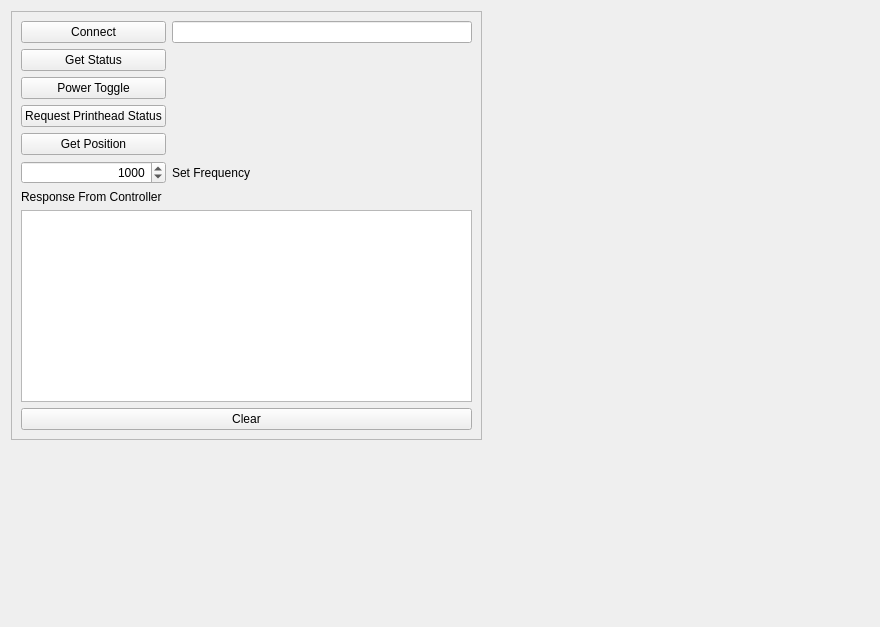
Before: the Qt Designer form src/ui/mjprintheadwidget.ui in BYUCreateResearchLab/CREATE_LAB_Binder_Jet_Printer, drawn with Qt 5.
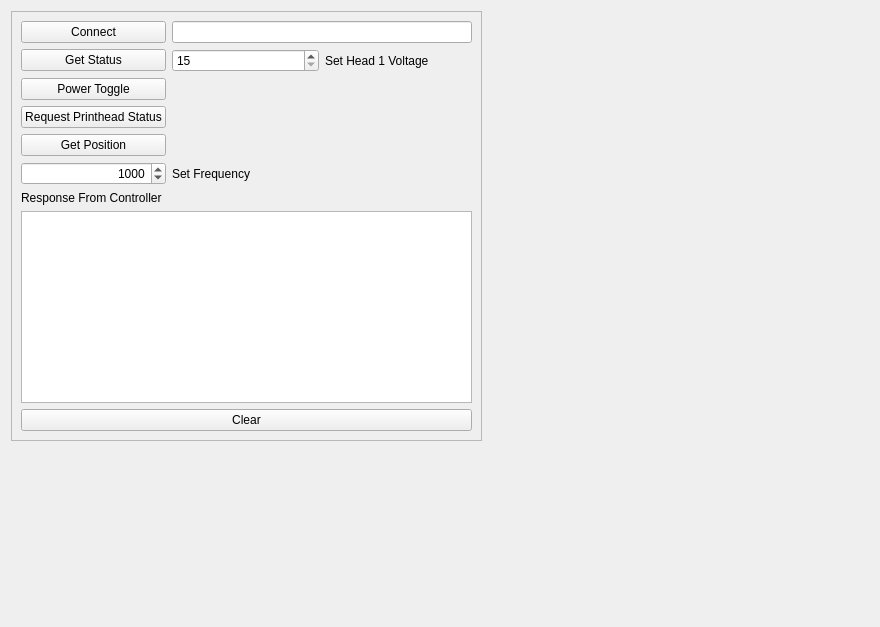
After: the same form once the commit is applied.

Commit message: Head 1 Voltage Spin Box Added

Diff of the .ui file:
```diff
--- a/src/ui/mjprintheadwidget.ui
+++ b/src/ui/mjprintheadwidget.ui
@@ -121,6 +121,23 @@
         </property>
        </widget>
       </item>
+      <item row="1" column="1">
+       <widget class="QSpinBox" name="setVoltageSpinBox">
+        <property name="minimum">
+         <number>15</number>
+        </property>
+        <property name="maximum">
+         <number>35</number>
+        </property>
+       </widget>
+      </item>
+      <item row="1" column="2">
+       <widget class="QLabel" name="setVoltLabel">
+        <property name="text">
+         <string>Set Head 1 Voltage</string>
+        </property>
+       </widget>
+      </item>
      </layout>
     </widget>
    </item>
```
The commit also changes 2 other files.
